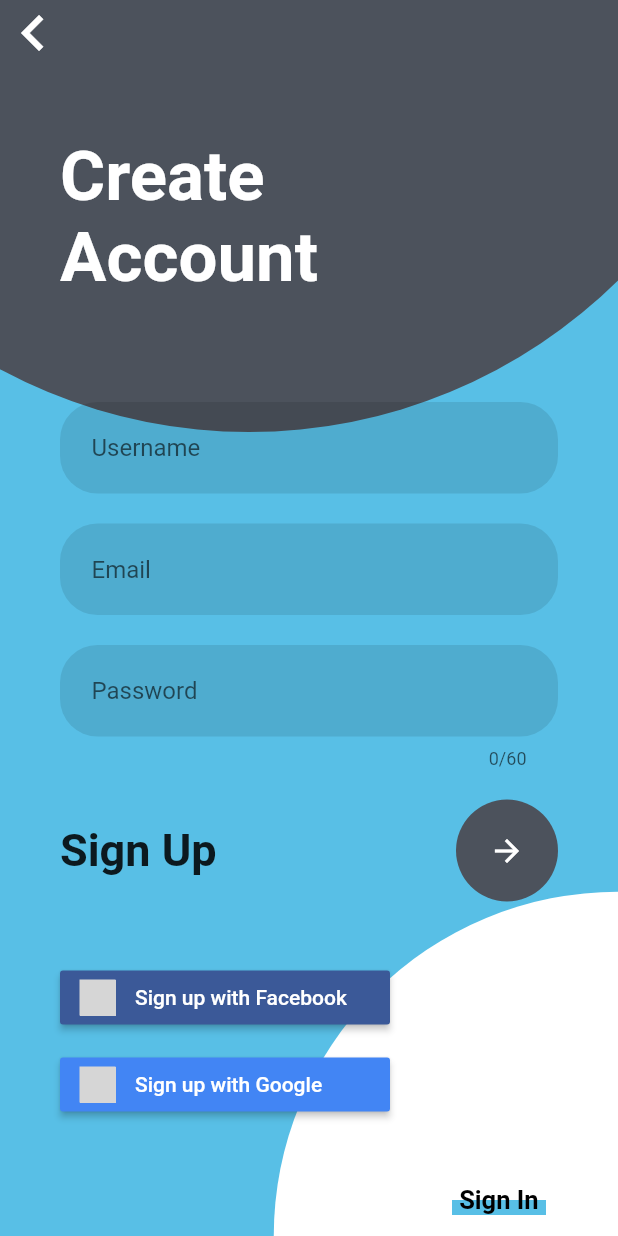
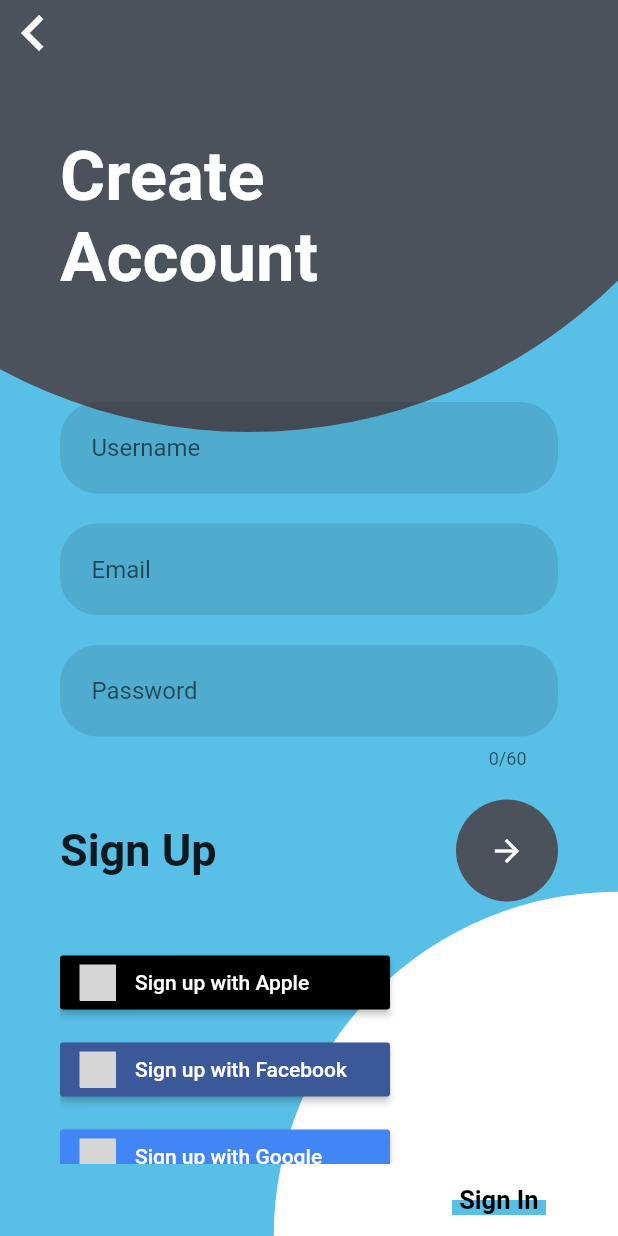
Before and after one commit to DenzelCode/flutter-auth, a Flutter app: the RegisterScreen screen opened by its route, on a phone screen of 412 x 824 dp. Run offline on Flutter 3.47's test engine with Material 2 defaults, Android fonts, the phone set to English and light mode, and no system bars; our stand-ins replace dio, flutter_secure_storage, flutter_signin_button, google_sign_in, sign_in_with_apple; missing offline and left inert: flutter_facebook_auth; accounts and stored records are empty; grey boxes are pictures that could not be loaded.

Commit message:
feat: apple android login

```diff
--- a/lib/src/screens/register_screen.dart
+++ b/lib/src/screens/register_screen.dart
@@ -157,12 +157,11 @@ class _RegisterScreenState extends State<RegisterScreen> {
         SizedBox(
           height: 30,
         ),
-        if (Platform.isIOS)
-          SignInButton(
-            Buttons.AppleDark,
-            text: "Sign up with Apple",
-            onPressed: () => _registerWithApple(context),
-          ),
+        SignInButton(
+          Buttons.AppleDark,
+          text: "Sign up with Apple",
+          onPressed: () => _registerWithApple(context),
+        ),
         SizedBox(
           height: 10,
         ),
```
